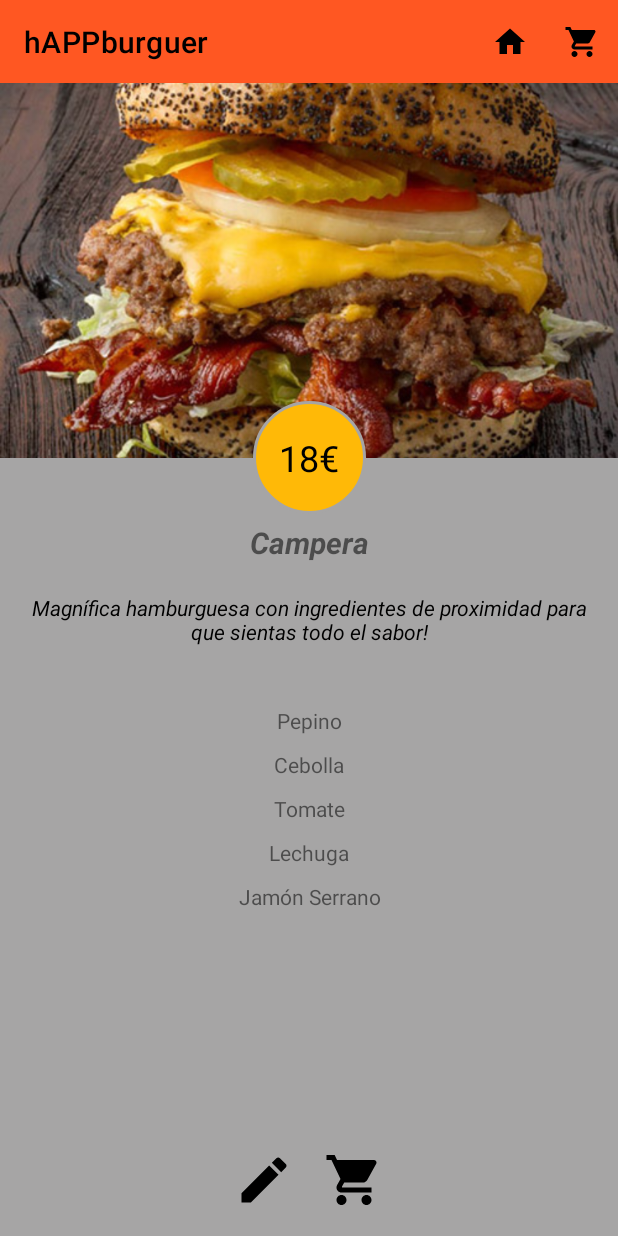
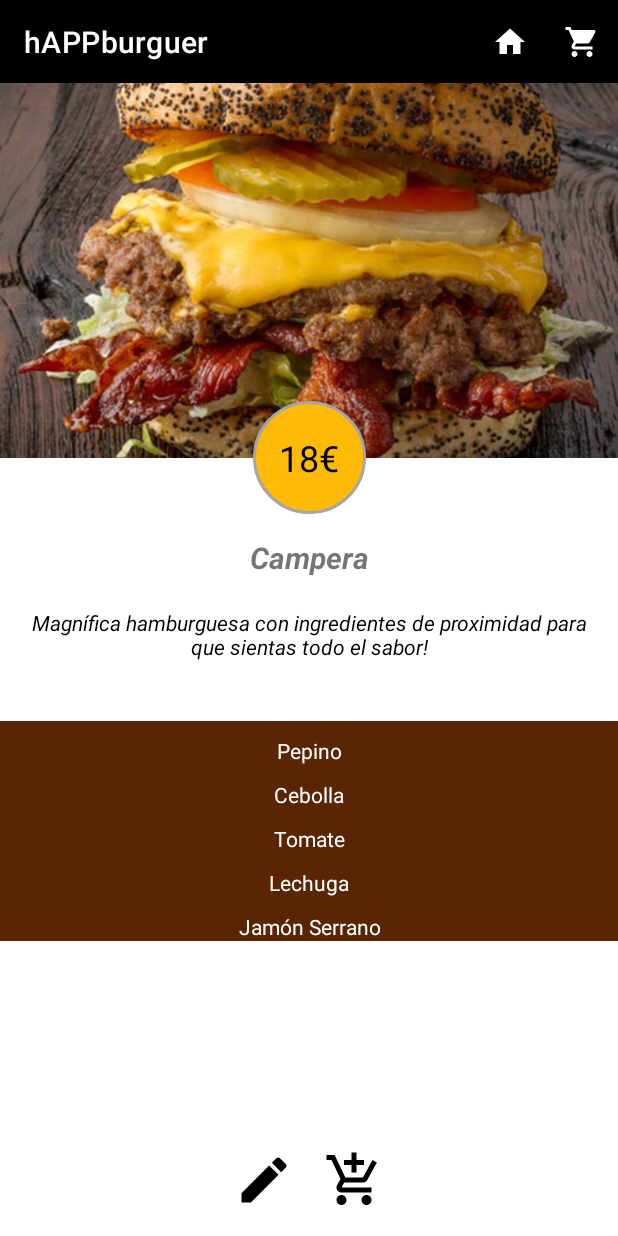
Before and after one commit to joseolivagarcia/hAPPburguer, an Android app: the screen it shows after launch (MainActivity), on a phone screen of 412 x 824 dp. Run offline under Robolectric (Android 15) with nearby library versions, the phone set to English and light mode, and no system bars.

Commit message:
Retoques esteticos. Listo para empezar con la bbdd

```diff
--- a/app/src/main/java/joseoliva/com/happburguer/PersonalizarActivity.kt
+++ b/app/src/main/java/joseoliva/com/happburguer/PersonalizarActivity.kt
@@ -40,7 +40,7 @@ class PersonalizarActivity : AppCompatActivity() {
         cbingrediente3 = binding.cbingrediente3
         cbingrediente4 = binding.cbingrediente4
         cbingrediente5 = binding.cbingrediente5
-        btncarrito = binding.btncarrito
+        btncarrito = binding.btnaddcarro
 
         //recojo los datos que vengan de la main activity
         val fotorecibida = intent.getIntExtra("foto",1)
--- /dev/null
+++ b/app/src/main/res/drawable/ic_addcarro.xml
@@ -0,0 +1,5 @@
+<vector android:height="24dp" android:tint="#000000"
+    android:viewportHeight="24" android:viewportWidth="24"
+    android:width="24dp" xmlns:android="http://schemas.android.com/apk/res/android">
+    <path android:fillColor="@android:color/white" android:pathData="M11,9h2L13,6h3L16,4h-3L13,1h-2v3L8,4v2h3v3zM7,18c-1.1,0 -1.99,0.9 -1.99,2S5.9,22 7,22s2,-0.9 2,-2 -0.9,-2 -2,-2zM17,18c-1.1,0 -1.99,0.9 -1.99,2s0.89,2 1.99,2 2,-0.9 2,-2 -0.9,-2 -2,-2zM7.17,14.75l0.03,-0.12 0.9,-1.63h7.45c0.75,0 1.41,-0.41 1.75,-1.03l3.86,-7.01L19.42,4h-0.01l-1.1,2 -2.76,5L8.53,11l-0.13,-0.27L6.16,6l-0.95,-2 -0.94,-2L1,2v2h2l3.6,7.59 -1.35,2.45c-0.16,0.28 -0.25,0.61 -0.25,0.96 0,1.1 0.9,2 2,2h12v-2L7.42,15c-0.13,0 -0.25,-0.11 -0.25,-0.25z"/>
+</vector>
--- /dev/null
+++ b/app/src/main/res/drawable/ic_carro.xml
@@ -0,0 +1,5 @@
+<vector android:height="24dp" android:tint="#FFFFFF"
+    android:viewportHeight="24" android:viewportWidth="24"
+    android:width="24dp" xmlns:android="http://schemas.android.com/apk/res/android">
+    <path android:fillColor="@android:color/white" android:pathData="M7,18c-1.1,0 -1.99,0.9 -1.99,2S5.9,22 7,22s2,-0.9 2,-2 -0.9,-2 -2,-2zM1,2v2h2l3.6,7.59 -1.35,2.45c-0.16,0.28 -0.25,0.61 -0.25,0.96 0,1.1 0.9,2 2,2h12v-2L7.42,15c-0.14,0 -0.25,-0.11 -0.25,-0.25l0.03,-0.12 0.9,-1.63h7.45c0.75,0 1.41,-0.41 1.75,-1.03l3.58,-6.49c0.08,-0.14 0.12,-0.31 0.12,-0.48 0,-0.55 -0.45,-1 -1,-1L5.21,4l-0.94,-2L1,2zM17,18c-1.1,0 -1.99,0.9 -1.99,2s0.89,2 1.99,2 2,-0.9 2,-2 -0.9,-2 -2,-2z"/>
+</vector>
--- /dev/null
+++ b/app/src/main/res/drawable/ic_casa.xml
@@ -0,0 +1,5 @@
+<vector android:height="24dp" android:tint="#FFFFFF"
+    android:viewportHeight="24" android:viewportWidth="24"
+    android:width="24dp" xmlns:android="http://schemas.android.com/apk/res/android">
+    <path android:fillColor="@android:color/white" android:pathData="M10,20v-6h4v6h5v-8h3L12,3 2,12h3v8z"/>
+</vector>
--- a/app/src/main/res/layout/activity_main.xml
+++ b/app/src/main/res/layout/activity_main.xml
@@ -10,9 +10,9 @@
         android:layout_width="match_parent"
         android:layout_height="wrap_content"
         app:layout_constraintTop_toTopOf="parent"
-        android:background="@color/orange"
+        android:background="@color/black"
         app:title="hAPPburguer"
-        app:titleTextColor="@color/black"/>
+        app:titleTextColor="@color/white"/>
 
     <androidx.viewpager2.widget.ViewPager2
         android:id="@+id/vp2"
--- a/app/src/main/res/layout/activity_personalizar.xml
+++ b/app/src/main/res/layout/activity_personalizar.xml
@@ -1,10 +1,11 @@
 <?xml version="1.0" encoding="utf-8"?>
-<androidx.constraintlayout.widget.ConstraintLayout xmlns:android="http://schemas.android.com/apk/res/android"
+<androidx.constraintlayout.widget.ConstraintLayout
+    xmlns:android="http://schemas.android.com/apk/res/android"
     android:layout_width="match_parent"
     android:layout_height="match_parent"
     xmlns:app="http://schemas.android.com/apk/res-auto"
     xmlns:tools="http://schemas.android.com/tools"
-    android:background="@color/greylight">
+    android:background="@color/white">
 
     <ImageView
         android:id="@+id/fotoburguer"
@@ -54,6 +55,13 @@
         android:text="PERSONALIZA TU HAMBURGUESA"
         android:textStyle="italic"
         android:gravity="center"/>
+    <LinearLayout
+        android:layout_width="match_parent"
+        android:layout_height="wrap_content"
+        android:orientation="vertical"
+        android:gravity="center_horizontal"
+        app:layout_constraintTop_toBottomOf="@id/tvdescripcion"
+        android:background="@color/marron">
     <CheckBox
         android:id="@+id/cbingrediente1"
         android:layout_width="wrap_content"
@@ -63,6 +71,7 @@
         app:layout_constraintEnd_toEndOf="parent"
         android:layout_marginTop="10dp"
         android:text="Ingrediente 1"
+        android:textColor="@color/white"
         android:gravity="center"
         android:checked="true"/>
     <CheckBox
@@ -74,6 +83,7 @@
         app:layout_constraintEnd_toEndOf="parent"
         android:layout_marginTop="5dp"
         android:text="Ingrediente 2"
+        android:textColor="@color/white"
         android:gravity="center"
         android:checked="true"/>
     <CheckBox
@@ -85,6 +95,7 @@
         app:layout_constraintEnd_toEndOf="parent"
         android:layout_marginTop="5dp"
         android:text="Ingrediente 3"
+        android:textColor="@color/white"
         android:gravity="center"
         android:checked="true"/>
     <CheckBox
@@ -96,6 +107,7 @@
         app:layout_constraintEnd_toEndOf="parent"
         android:layout_marginTop="5dp"
         android:text="Ingrediente 4"
+        android:textColor="@color/white"
         android:gravity="center"
         android:checked="true"/>
     <CheckBox
@@ -107,8 +119,10 @@
         app:layout_constraintEnd_toEndOf="parent"
         android:layout_marginTop="5dp"
         android:text="Ingrediente 5"
+        android:textColor="@color/white"
         android:gravity="center"
         android:checked="true"/>
+    </LinearLayout>
 
     <LinearLayout
         android:layout_width="match_parent"
@@ -119,6 +133,12 @@
         app:layout_constraintVertical_bias="0.976"
         app:layout_constraintStart_toStartOf="parent"
         app:layout_constraintEnd_toEndOf="parent">
+        <ImageView
+            android:id="@+id/btnaddcarro"
+            android:layout_width="40dp"
+            android:layout_height="40dp"
+            android:src="@drawable/ic_addcarro"
+            android:layout_marginRight="20dp"/>
 
         <ImageView
             android:id="@+id/btncarrito"
--- a/app/src/main/res/layout/burguer_item_container.xml
+++ b/app/src/main/res/layout/burguer_item_container.xml
@@ -4,7 +4,7 @@
     android:layout_height="match_parent"
     xmlns:app="http://schemas.android.com/apk/res-auto"
     xmlns:tools="http://schemas.android.com/tools"
-    android:background="@color/greylight">
+    android:background="@color/white">
 
     <ImageView
         android:id="@+id/fotoburguer"
@@ -34,26 +34,35 @@
         android:layout_width="match_parent"
         android:layout_height="wrap_content"
         app:layout_constraintTop_toBottomOf="@id/tvprecio"
-        app:layout_constraintBottom_toTopOf="@id/tvdescripcion"
         android:gravity="center"
         tools:text="Nombre"
         android:textSize="20dp"
         android:textStyle="bold|italic"
-        android:layout_marginTop="5dp"/>
+        android:layout_marginTop="15dp"/>
+
     <TextView
         android:id="@+id/tvdescripcion"
         android:layout_width="match_parent"
         android:layout_height="wrap_content"
+        android:layout_marginLeft="20dp"
+        android:layout_marginRight="20dp"
         android:layout_marginTop="20dp"
-        android:layout_marginRight="20dp"
-        android:layout_marginLeft="20dp"
+        android:gravity="center"
+        android:textColor="@color/black"
+        android:textStyle="italic"
+        app:layout_constraintEnd_toEndOf="parent"
+        app:layout_constraintStart_toStartOf="parent"
         app:layout_constraintTop_toBottomOf="@id/tvnombre"
-        app:layout_constraintStart_toStartOf="parent"
-        app:layout_constraintEnd_toEndOf="parent"
-        android:textColor="@color/black"
-        tools:text="Hamburguesa clásica para los niños. Ingredientes de primera calidad que harán que se chupen los dedos!!"
-        android:textStyle="italic"
-        android:gravity="center"/>
+        tools:text="Hamburguesa clásica para los niños. Ingredientes de primera calidad que harán que se chupen los dedos!!" />
+
+    <LinearLayout
+        android:id="@+id/linearing"
+        android:layout_width="match_parent"
+        android:layout_height="wrap_content"
+        app:layout_constraintTop_toBottomOf="@id/tvdescripcion"
+       android:layout_marginTop="40dp"
+        android:orientation="vertical"
+        android:background="@color/marron">
     <TextView
         android:id="@+id/tvingrediente1"
         android:layout_width="match_parent"
@@ -61,8 +70,9 @@
         app:layout_constraintTop_toBottomOf="@id/tvdescripcion"
         app:layout_constraintStart_toStartOf="parent"
         app:layout_constraintEnd_toEndOf="parent"
-        android:layout_marginTop="40dp"
+        android:layout_marginTop="10dp"
         tools:text="Ingrediente 1"
+        android:textColor="@color/white"
         android:gravity="center"/>
     <TextView
         android:id="@+id/tvingrediente2"
@@ -73,6 +83,7 @@
         app:layout_constraintEnd_toEndOf="parent"
         android:layout_marginTop="10dp"
         tools:text="Ingrediente 2"
+        android:textColor="@color/white"
         android:gravity="center"/>
     <TextView
         android:id="@+id/tvingrediente3"
@@ -83,6 +94,7 @@
         app:layout_constraintEnd_toEndOf="parent"
         android:layout_marginTop="10dp"
         tools:text="Ingrediente 3"
+        android:textColor="@color/white"
         android:gravity="center"/>
     <TextView
         android:id="@+id/tvingrediente4"
@@ -93,6 +105,7 @@
         app:layout_constraintEnd_toEndOf="parent"
         android:layout_marginTop="10dp"
         tools:text="Ingrediente 4"
+        android:textColor="@color/white"
         android:gravity="center"/>
     <TextView
         android:id="@+id/tvingrediente5"
@@ -103,9 +116,12 @@
         app:layout_constraintEnd_toEndOf="parent"
         android:layout_marginTop="10dp"
         tools:text="Ingrediente 5"
+        android:textColor="@color/white"
         android:gravity="center"/>
+    </LinearLayout>
 
     <LinearLayout
+        android:id="@+id/botones"
         android:layout_width="match_parent"
         android:layout_height="wrap_content"
         android:gravity="center"
@@ -126,7 +142,7 @@
             android:id="@+id/btncarrito"
             android:layout_width="40dp"
             android:layout_height="40dp"
-            android:src="@drawable/ic_carrito" />
+            android:src="@drawable/ic_addcarro" />
     </LinearLayout>
 
 </androidx.constraintlayout.widget.ConstraintLayout>
--- a/app/src/main/res/menu/mimenu.xml
+++ b/app/src/main/res/menu/mimenu.xml
@@ -4,13 +4,13 @@
 
     <item
         android:id="@+id/home"
-        android:icon="@drawable/ic_home"
+        android:icon="@drawable/ic_casa"
         android:title="Home"
         android:iconTint="@color/white"
         app:showAsAction="always" />
     <item
         android:id="@+id/carrito"
-        android:icon="@drawable/ic_carrito"
+        android:icon="@drawable/ic_carro"
         android:title="Carrito"
         android:iconTint="@color/white"
         app:showAsAction="always" />
--- a/app/src/main/res/values/colors.xml
+++ b/app/src/main/res/values/colors.xml
@@ -1,14 +1,16 @@
 <?xml version="1.0" encoding="utf-8"?>
 <resources>
     <color name="purple_200">#FFBB86FC</color>
-    <color name="purple_500">#FF6200EE</color>
-    <color name="purple_700">#FF3700B3</color>
-    <color name="teal_200">#FF03DAC5</color>
+    <color name="purple_500">#000000</color>
+    <color name="purple_700">#0E0E0E</color>
+    <color name="teal_200">#F87F1C</color>
     <color name="teal_700">#FF018786</color>
     <color name="black">#FF000000</color>
     <color name="white">#FFFFFFFF</color>
 
     <color name="greylight">#A6A5A5</color>
+    <color name="greydark">#292828</color>
     <color name="dorado">#FFB907</color>
     <color name="orange">#FF5722</color>
+    <color name="marron">#592503</color>
 </resources>
```
